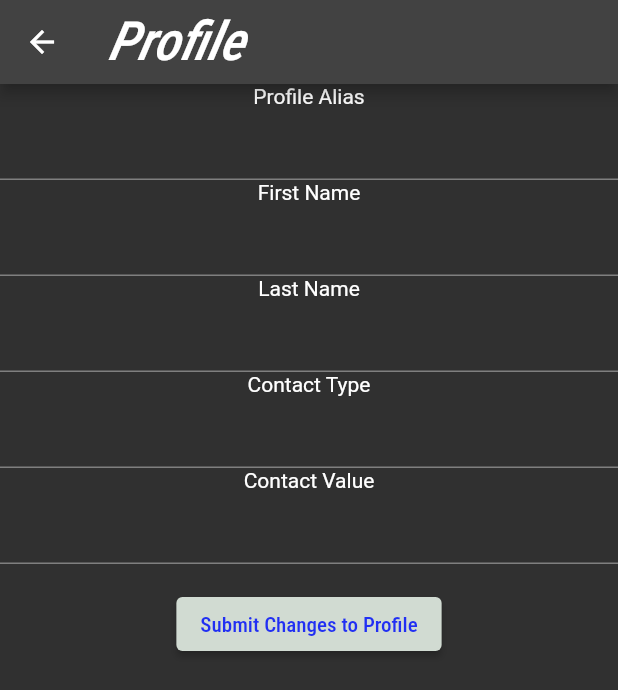
After one commit to roostercoopllc/dSmarket, a Flutter app: the CreateProfilePage screen opened directly, on a phone screen of 412 x 824 dp. The commit adds this screen. Shown: the top 690 px of the screen. Run offline on Flutter 3.47's test engine with Material 2 defaults, Android fonts, the phone set to English and light mode, and no system bars; our stand-ins replace flutter_switch, qr_flutter; missing offline and left inert: walletconnect_dart, web3dart; Roboto replaces fonts that are missing (Hind, Roboto Condensed).

Commit message:
contract changes for profile.

```diff
--- /dev/null
+++ b/mobile/lib/pages/createProfile.dart
@@ -0,0 +1,127 @@
+import 'package:flutter/material.dart';
+import 'package:flutter_switch/flutter_switch.dart';
+
+class CreateProfilePage extends StatefulWidget {
+  const CreateProfilePage({Key? key}) : super(key: key);
+
+  @override
+  State<CreateProfilePage> createState() => _CreateProfilePageState();
+}
+
+class _CreateProfilePageState extends State<CreateProfilePage> {
+  // Create a global key that uniquely identifies the Form widget
+  // and allows validation of the form.
+  //
+  // Note: This is a GlobalKey<FormState>,
+  // not a GlobalKey<MyCustomFormState>.
+  final _CreateProfileKey = GlobalKey<FormState>();
+
+  var contractAddress,
+      profileAliasStr,
+      firstnameStr,
+      lastnameStr,
+      contactTypeEnum,
+      contactValueStr;
+
+  var contactTypeOptions = ['PHONE', 'EMAIL', 'IPFS', 'SOCIAL', 'OTHER'];
+
+  @override
+  Widget build(BuildContext context) {
+    return Scaffold(
+        appBar: AppBar(
+          title: const Text('Profile'),
+        ),
+        body: SingleChildScrollView(
+            child: Form(
+                key: _CreateProfileKey,
+                child: Column(
+                  crossAxisAlignment: CrossAxisAlignment.center,
+                  children: [
+                    Text(
+                      'Profile Alias',
+                    ),
+                    TextFormField(
+                      // The validator receives the text that the user has entered.
+                      validator: (value) {
+                        if (value == null || value.isEmpty) {
+                          return 'Please enter some text';
+                        }
+                        return null;
+                      },
+                    ),
+                    Text(
+                      'First Name',
+                    ),
+                    TextFormField(
+                      // The validator receives the text that the user has entered.
+                      validator: (value) {
+                        if (value == null || value.isEmpty) {
+                          return 'Please enter somemore text';
+                        }
+                        return null;
+                      },
+                    ),
+                    Text(
+                      'Last Name',
+                    ),
+                    TextFormField(
+                      // The validator receives the text that the user has entered.
+                      validator: (value) {
+                        if (value == null || value.isEmpty) {
+                          return 'Please enter somemore text';
+                        }
+                        return null;
+                      },
+                    ),
+                    Text(
+                      'Contact Type',
+                    ),
+                    TextFormField(
+                      // The validator receives the text that the user has entered.
+                      validator: (value) {
+                        if (value == null || value.isEmpty) {
+                          return 'Please enter somemore text';
+                        }
+                        return null;
+                      },
+                    ),
+                    Text(
+                      'Contact Value',
+                    ),
+                    TextFormField(
+                      // The validator receives the text that the user has entered.
+                      validator: (value) {
+                        if (value == null || value.isEmpty) {
+                          return 'Please enter somemore text';
+                        }
+                        return null;
+                      },
+                    ),
+                    Padding(
+                        padding: const EdgeInsets.symmetric(vertical: 16.0),
+                        child: ElevatedButton(
+                            style: ButtonStyle(
+                                backgroundColor:
+                                    MaterialStateProperty.all<Color>(
+                                        Color.fromARGB(255, 209, 219, 210))),
+                            onPressed: () {
+                              // Validate returns true if the form is valid, or false otherwise.
+                              if (_ProfileKey.currentState!.validate()) {
+                                // If the form is valid, display a snackbar. In the real world,
+                                // you'd often call a server or save the information in a database.
+                                ScaffoldMessenger.of(context).showSnackBar(
+                                  const SnackBar(
+                                      content: Text('Processing Data')),
+                                );
+                              }
+                            },
+                            child: const Text(
+                              "Submit Changes to Profile",
+                              style: TextStyle(
+                                color: Color.fromARGB(255, 33, 47, 243),
+                              ),
+                            ))),
+                  ],
+                ))));
+  }
+}
```
Also changed, not shown: mobile/lib/pages/login_page.dart (+11 -0 lines), 1 other file.
